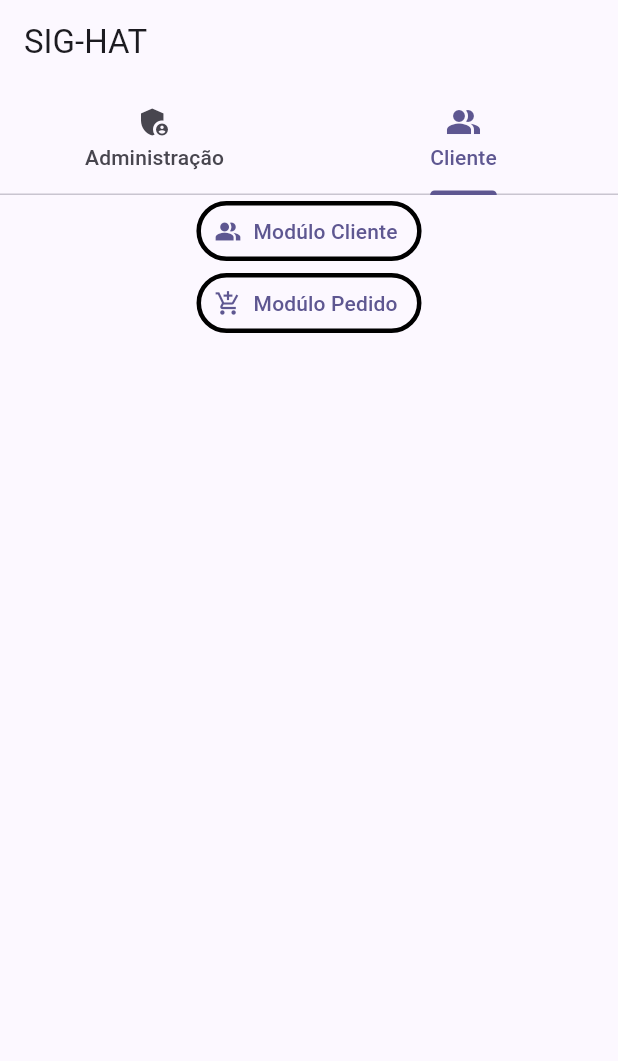
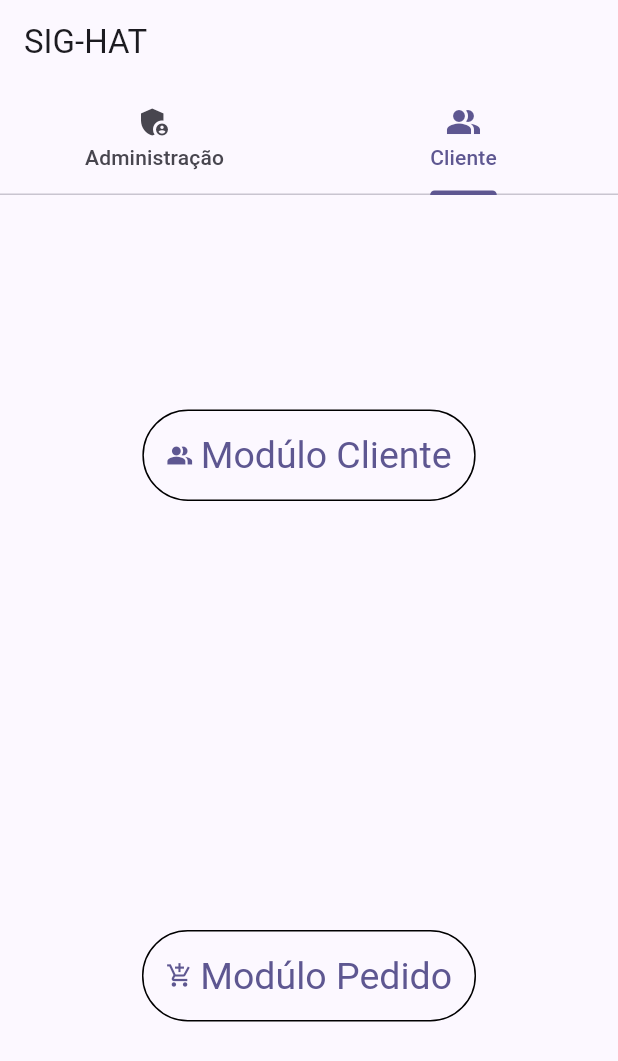
Before and after one commit to DayXL/Atividades-de-POO-1, a Flutter app: the screen it shows after launch, on a phone screen of 412 x 824 dp. Shown: the top 1061 px of the screen. Run offline on Flutter 3.47's test engine with Material 2 defaults, Android fonts, the phone set to English and light mode, and no system bars.

Commit message:
terminado atividade da semana

```diff
--- a/atv/lib/main.dart
+++ b/atv/lib/main.dart
@@ -69,15 +69,15 @@ class SigHat extends StatelessWidget {
         body: TabBarView(
           children: <Widget>[
             Column(
+              mainAxisAlignment: MainAxisAlignment.spaceAround,
+
+
               children: <Widget> [
                 TextButton.icon(
-                  style: ButtonStyle(
-                    shape: MaterialStateProperty.all(
-                      RoundedRectangleBorder(
-                        borderRadius: BorderRadius.circular(30.0),
-                        side: BorderSide(width: 3, color: Colors.black),
-                      ),
-                    ),
+                  style: TextButton.styleFrom(
+                    side: const BorderSide(width: 1.0),
+                    padding: const EdgeInsets.all(16.0),
+                    textStyle: const TextStyle(fontSize: 20),
                   ),
 
                   label: const Text('Modúlo Boné'),
@@ -87,13 +87,10 @@ class SigHat extends StatelessWidget {
                 ),
 
                 TextButton.icon(
-                  style: ButtonStyle(
-                    shape: MaterialStateProperty.all(
-                      RoundedRectangleBorder(
-                        borderRadius: BorderRadius.circular(30.0),
-                        side: BorderSide(width: 3, color: Colors.black),
-                      ),
-                    ),
+                  style: TextButton.styleFrom(
+                    side: const BorderSide(width: 1.0),
+                    padding: const EdgeInsets.all(16.0),
+                    textStyle: const TextStyle(fontSize: 25),
                   ),
 
                   label: const Text('Modúlo Fornecedor'),
@@ -103,13 +100,10 @@ class SigHat extends StatelessWidget {
                 ),
 
                 TextButton.icon(
-                  style: ButtonStyle(
-                    shape: MaterialStateProperty.all(
-                      RoundedRectangleBorder(
-                        borderRadius: BorderRadius.circular(30.0),
-                        side: BorderSide(width: 3, color: Colors.black),
-                      ),
-                    ),
+                  style: TextButton.styleFrom(
+                    side: const BorderSide(width: 1.0),
+                    padding: const EdgeInsets.all(16.0),
+                    textStyle: const TextStyle(fontSize: 25),
                   ),
 
                   label: const Text('Modúlo Estoque'),
@@ -119,13 +113,10 @@ class SigHat extends StatelessWidget {
                 ),
 
                 TextButton.icon(
-                  style: ButtonStyle(
-                    shape: MaterialStateProperty.all(
-                      RoundedRectangleBorder(
-                        borderRadius: BorderRadius.circular(30.0),
-                        side: BorderSide(width: 3, color: Colors.black),
-                      ),
-                    ),
+                  style: TextButton.styleFrom(
+                    side: const BorderSide(width: 1.0),
+                    padding: const EdgeInsets.all(16.0),
+                    textStyle: const TextStyle(fontSize: 25),
                   ),
 
                   label: const Text('Relatórios'),
@@ -138,15 +129,14 @@ class SigHat extends StatelessWidget {
             ),
 
             Column(
+              mainAxisAlignment: MainAxisAlignment.spaceAround,
+
               children: <Widget> [
                 TextButton.icon(
-                  style: ButtonStyle(
-                    shape: MaterialStateProperty.all(
-                      RoundedRectangleBorder(
-                        borderRadius: BorderRadius.circular(30.0),
-                        side: BorderSide(width: 3, color: Colors.black),
-                      ),
-                    ),
+                  style: TextButton.styleFrom(
+                    side: const BorderSide(width: 1.0),
+                    padding: const EdgeInsets.all(16.0),
+                    textStyle: const TextStyle(fontSize: 25),
                   ),
 
                   label: const Text('Modúlo Cliente'),
@@ -156,13 +146,10 @@ class SigHat extends StatelessWidget {
                 ),
 
                 TextButton.icon(
-                  style: ButtonStyle(
-                    shape: MaterialStateProperty.all(
-                      RoundedRectangleBorder(
-                        borderRadius: BorderRadius.circular(30.0),
-                        side: BorderSide(width: 3, color: Colors.black),
-                      ),
-                    ),
+                  style: TextButton.styleFrom(
+                    side: const BorderSide(width: 1.0),
+                    padding: const EdgeInsets.all(16.0),
+                    textStyle: const TextStyle(fontSize: 25),
                   ),
 
                   label: const Text('Modúlo Pedido'),
```
